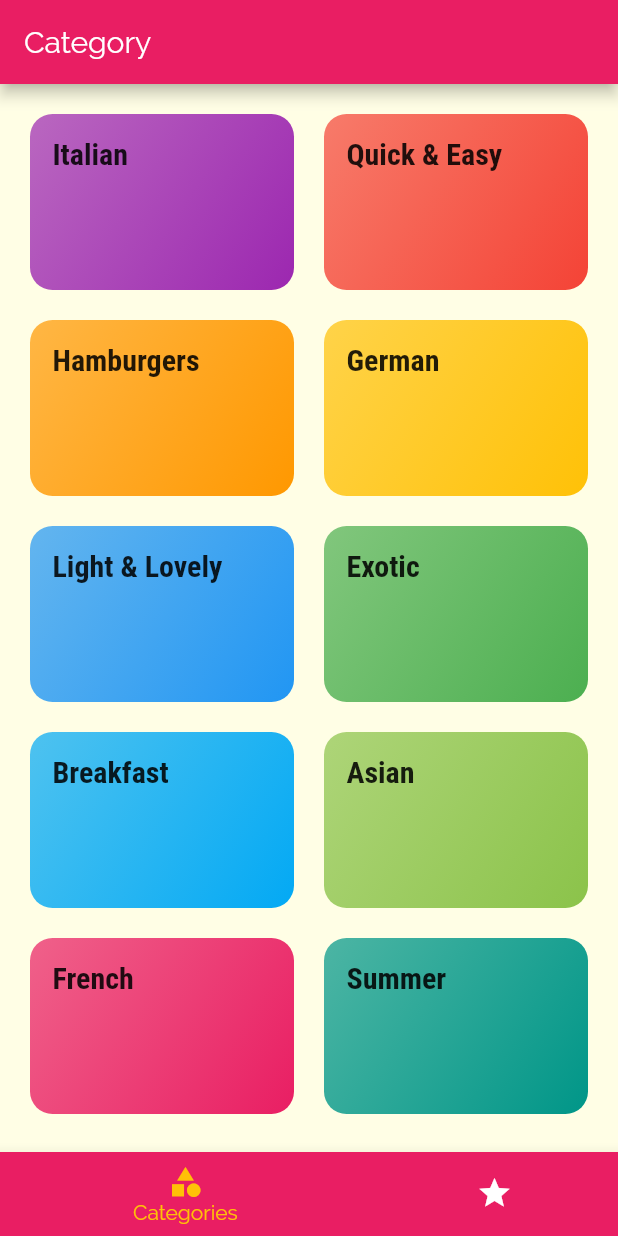
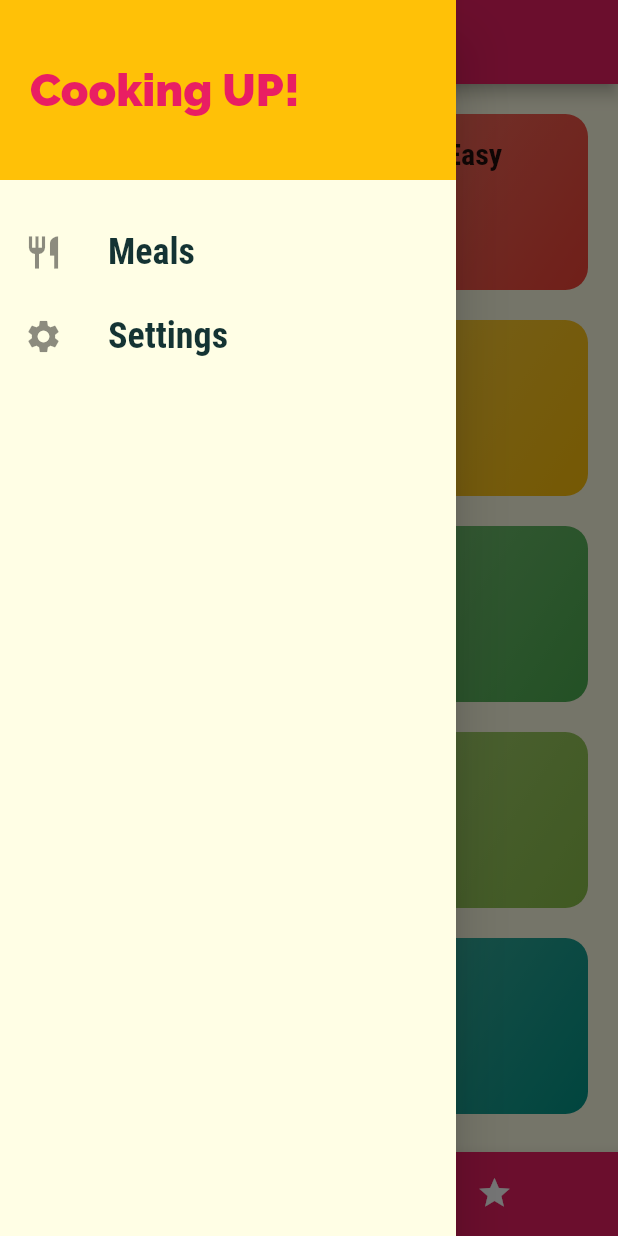
Before and after one commit to AmbujaAK/meals_app_flutter, a Flutter app: the screen it shows after launch, with the side drawer open (before the commit the screen has no drawer), on a phone screen of 412 x 824 dp. Run offline on Flutter 3.47's test engine with Material 2 defaults, Android fonts, the light colour scheme and no system bars.

Commit message:
Drawer added

```diff
--- a/lib/main.dart
+++ b/lib/main.dart
@@ -1,6 +1,7 @@
 import 'package:flutter/material.dart';
 import 'package:meals_app_flutter/screens/category_meals_screen.dart';
 import 'package:meals_app_flutter/screens/category_screen.dart';
+import 'package:meals_app_flutter/screens/filters_screen.dart';
 import 'package:meals_app_flutter/screens/meal_detail_screen.dart';
 import 'package:meals_app_flutter/screens/tabs_screen.dart';
 
@@ -34,6 +35,7 @@ class MyApp extends StatelessWidget {
       routes: {
         CategoryMealsScreen.routeName: (context) => CategoryMealsScreen(),
         MealDetailScreen.routeName: (context) => MealDetailScreen(),
+        FiltersScreen.routeName: (context) => FiltersScreen(),
       },
     );
   }
--- /dev/null
+++ b/lib/screens/filters_screen.dart
@@ -0,0 +1,17 @@
+import 'package:flutter/material.dart';
+
+class FiltersScreen extends StatelessWidget {
+  static const routeName = '/filters';
+
+  @override
+  Widget build(BuildContext context) {
+    return Scaffold(
+      appBar: AppBar(),
+      body: Container(
+        child: Center(
+          child: Text('filter'),
+        ),
+      ),
+    );
+  }
+}
--- a/lib/screens/tabs_screen.dart
+++ b/lib/screens/tabs_screen.dart
@@ -1,6 +1,7 @@
 import 'package:flutter/material.dart';
 import 'package:meals_app_flutter/screens/category_screen.dart';
 import 'package:meals_app_flutter/screens/favourites_screent.dart';
+import 'package:meals_app_flutter/widgets/main_drawer.dart';
 
 class TabsScreen extends StatefulWidget {
   @override
@@ -25,6 +26,7 @@ class _TabsScreenState extends State<TabsScreen> {
   Widget build(BuildContext context) {
     return Scaffold(
       appBar: AppBar(title: Text(_pages[_selectedpageindex]['title'])),
+      drawer: MainDrawer(),
       body: _pages[_selectedpageindex]['page'],
       bottomNavigationBar: BottomNavigationBar(
         backgroundColor: Theme.of(context).primaryColor,
--- /dev/null
+++ b/lib/widgets/main_drawer.dart
@@ -0,0 +1,58 @@
+import 'package:flutter/material.dart';
+import 'package:meals_app_flutter/screens/filters_screen.dart';
+
+class MainDrawer extends StatelessWidget {
+  Widget _buildListTile(String title, IconData icon, Function tapHandler) {
+    return ListTile(
+      leading: Icon(
+        icon,
+        size: 26,
+      ),
+      title: Text(
+        title,
+        style: TextStyle(
+            fontFamily: 'RobotoCondensed',
+            fontSize: 24,
+            fontWeight: FontWeight.bold),
+      ),
+      onTap: tapHandler,
+    );
+  }
+
+  @override
+  Widget build(BuildContext context) {
+    return Drawer(
+      child: Column(
+        children: [
+          Container(
+            height: 120,
+            width: double.infinity,
+            padding: EdgeInsets.all(20),
+            alignment: Alignment.centerLeft,
+            color: Theme.of(context).accentColor,
+            child: Text(
+              'Cooking UP!',
+              style: TextStyle(
+                  fontSize: 30,
+                  fontWeight: FontWeight.w900,
+                  color: Theme.of(context).primaryColor),
+            ),
+          ),
+          SizedBox(height: 20),
+          _buildListTile(
+            'Meals',
+            Icons.restaurant,
+            () {
+              Navigator.of(context).pushNamed('/');
+            },
+          ),
+          _buildListTile('Settings', Icons.settings, () {
+            Navigator.of(context).pushNamed(
+              FiltersScreen.routeName,
+            );
+          }),
+        ],
+      ),
+    );
+  }
+}
```
